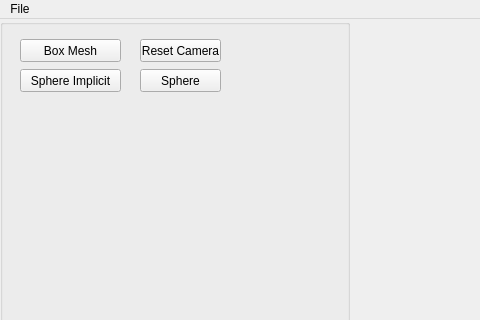
The window that AppTinyMesh/UI/interface.ui (Thomas-aub/TinyMeshClem) describes before a commit, drawn with Qt 5; both pictures show x 0 to 480 and y 0 to 320 of the 1200 by 1000 pixel window.
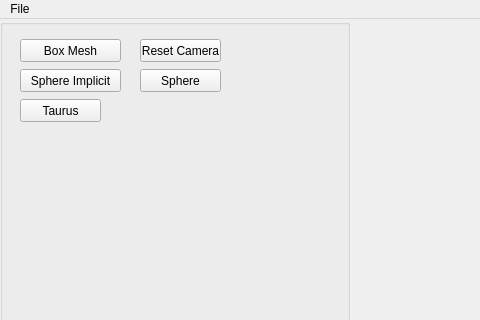
The same window after the commit.

```diff
--- a/AppTinyMesh/UI/interface.ui
+++ b/AppTinyMesh/UI/interface.ui
@@ -156,6 +156,30 @@
         <bool>false</bool>
        </property>
       </widget>
+      <widget class="QPushButton" name="taurusMesh">
+       <property name="geometry">
+        <rect>
+         <x>20</x>
+         <y>80</y>
+         <width>81</width>
+         <height>23</height>
+        </rect>
+       </property>
+       <property name="toolTip">
+        <string>&lt;!DOCTYPE HTML PUBLIC &quot;-//W3C//DTD HTML 4.0//EN&quot; &quot;http://www.w3.org/TR/REC-html40/strict.dtd&quot;&gt;
+&lt;html&gt;&lt;head&gt;&lt;meta name=&quot;qrichtext&quot; content=&quot;1&quot; /&gt;&lt;style type=&quot;text/css&quot;&gt;
+p, li { white-space: pre-wrap; }
+&lt;/style&gt;&lt;/head&gt;&lt;body style=&quot; font-family:'MS Shell Dlg 2'; font-size:8pt; font-weight:400; font-style:normal;&quot;&gt;
+&lt;p style=&quot; margin-top:0px; margin-bottom:0px; margin-left:0px; margin-right:0px; -qt-block-indent:0; text-indent:0px;&quot;&gt;&lt;span style=&quot; color:#5500ff;&quot;&gt;Callback #01&lt;/span&gt;&lt;/p&gt;
+&lt;p style=&quot; margin-top:0px; margin-bottom:0px; margin-left:0px; margin-right:0px; -qt-block-indent:0; text-indent:0px;&quot;&gt;&lt;span style=&quot; font-style:italic; color:#aa00ff;&quot;&gt;Create Eurographics 1996 Bear&lt;/span&gt;&lt;/p&gt;&lt;/body&gt;&lt;/html&gt;</string>
+       </property>
+       <property name="text">
+        <string>Taurus</string>
+       </property>
+       <property name="checkable">
+        <bool>false</bool>
+       </property>
+      </widget>
      </widget>
     </item>
     <item>
```
